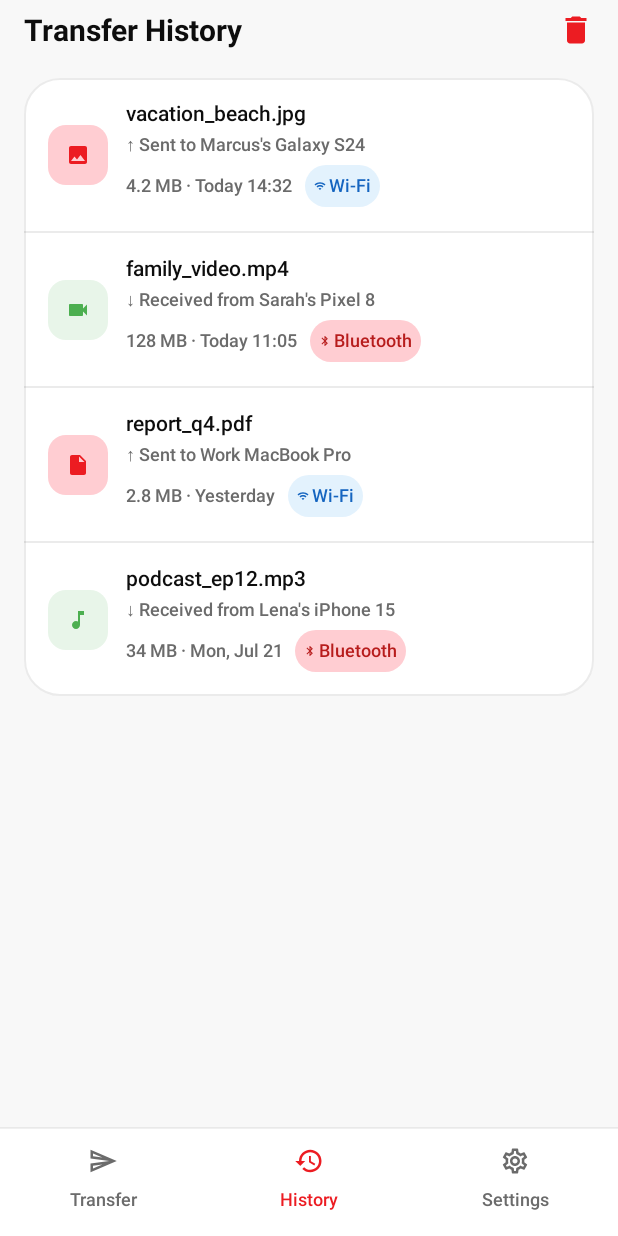
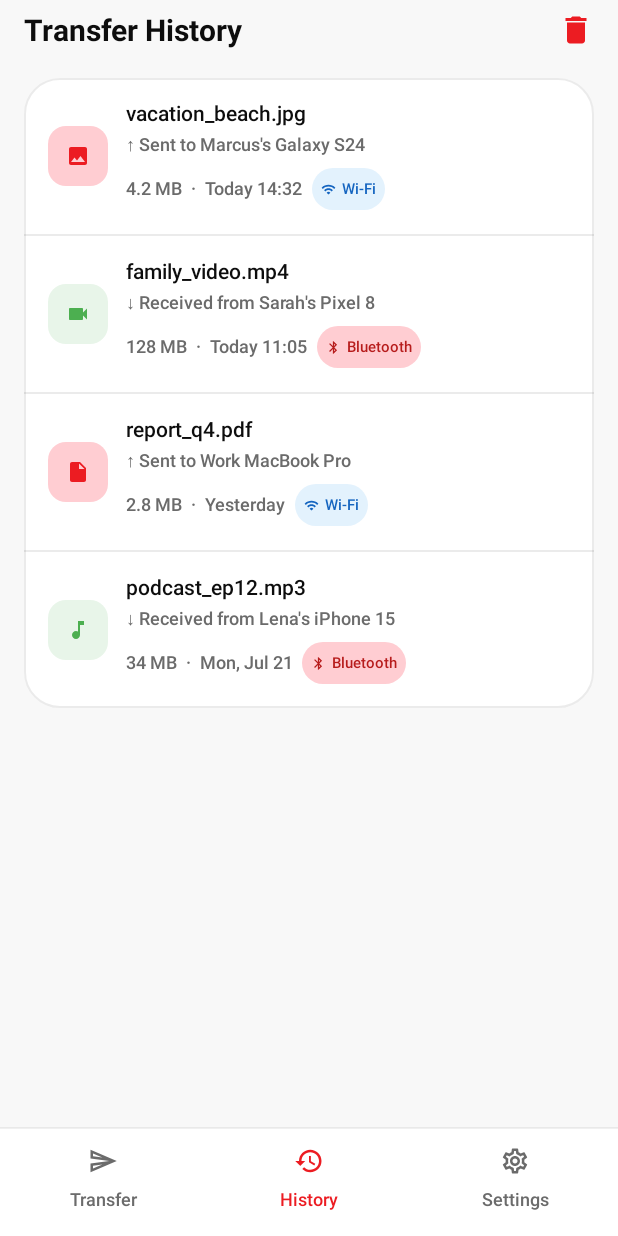
Before and after one commit to SaiDheerajPeketi/Just-Share, an Android app built with Jetpack Compose: the HistoryScreen screen opened through its navigation route, on a phone screen of 412 x 824 dp. Run offline under Robolectric (Android 15) with nearby library versions, the light colour scheme and no system bars; our stand-ins replace Dagger/Hilt's generated code, Timber.

Commit message:
Refine HistoryScreen item layout

```diff
--- a/app/src/main/java/com/invincible/jedishare/ui/screens/HistoryScreen.kt
+++ b/app/src/main/java/com/invincible/jedishare/ui/screens/HistoryScreen.kt
@@ -145,14 +145,18 @@ fun HistoryScreen(
                                 Text(
                                     text = if (item.dir == "Sent") "↑ Sent to ${item.peer}" else "↓ Received from ${item.peer}",
                                     fontSize = 12.sp,
-                                    color = colors.mutedFg
+                                    color = colors.mutedFg,
+                                    maxLines = 1,
+                                    overflow = TextOverflow.Ellipsis
                                 )
-                                Spacer(modifier = Modifier.height(2.dp))
-                                Row(verticalAlignment = Alignment.CenterVertically) {
+                                Spacer(modifier = Modifier.height(4.dp))
+                                Row(
+                                    verticalAlignment = Alignment.CenterVertically,
+                                    horizontalArrangement = Arrangement.spacedBy(6.dp)
+                                ) {
                                     Text(text = item.size, fontSize = 12.sp, color = colors.mutedFg)
-                                    Text(text = " · ", fontSize = 12.sp, color = colors.mutedFg)
+                                    Text(text = "·", fontSize = 12.sp, color = colors.mutedFg)
                                     Text(text = item.date, fontSize = 12.sp, color = colors.mutedFg)
-                                    Spacer(modifier = Modifier.width(8.dp))
                                     Row(
                                         modifier = Modifier
                                             .background(
@@ -166,12 +170,13 @@ fun HistoryScreen(
                                             if (item.method == "Wi-Fi") Icons.Default.Wifi else Icons.Default.Bluetooth,
                                             contentDescription = null,
                                             tint = if (item.method == "Wi-Fi") Color(0xFF1565C0) else colors.darkRed,
-                                            modifier = Modifier.size(8.dp)
+                                            modifier = Modifier.size(10.dp)
                                         )
-                                        Spacer(modifier = Modifier.width(2.dp))
+                                        Spacer(modifier = Modifier.width(4.dp))
                                         Text(
                                             text = item.method,
-                                            fontSize = 12.sp,
+                                            fontSize = 10.sp,
+                                            fontWeight = FontWeight.SemiBold,
                                             color = if (item.method == "Wi-Fi") Color(0xFF1565C0) else colors.darkRed
                                         )
                                     }
```
